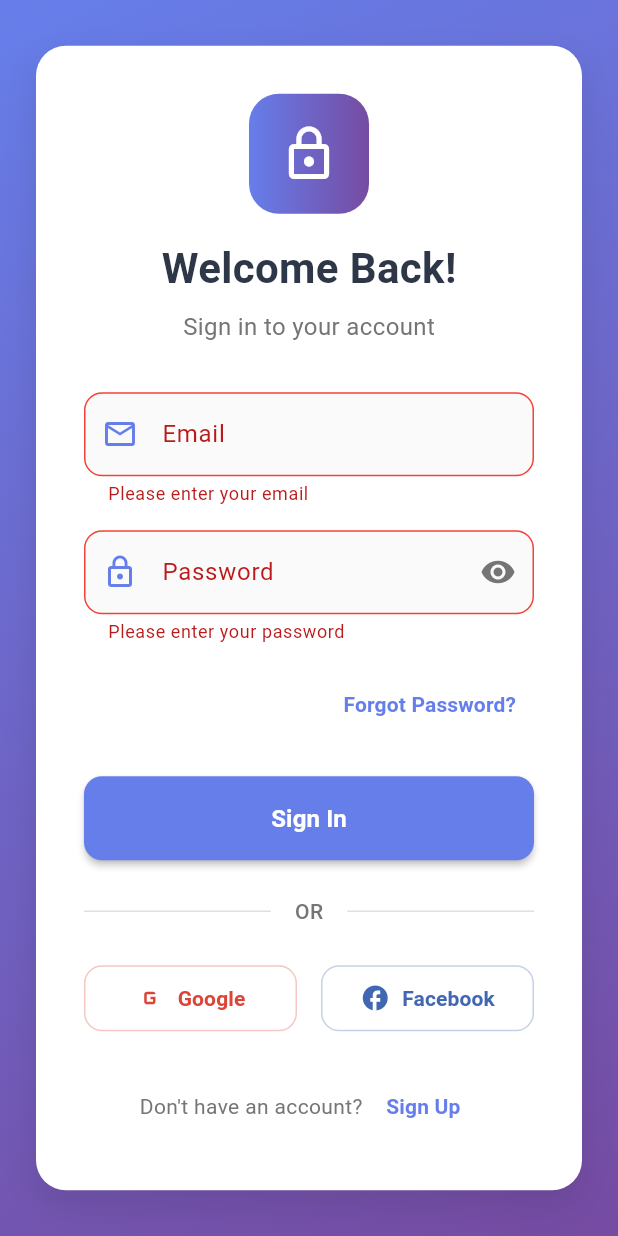
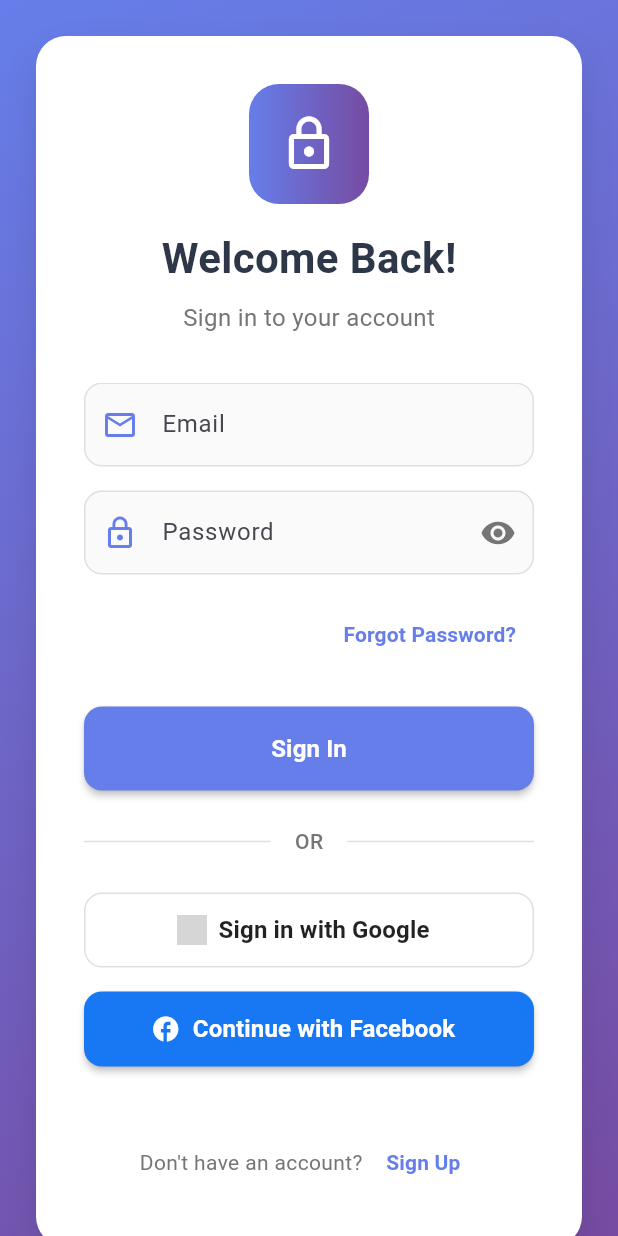
Before and after one commit to Muhit10/day_03_login_signup, a Flutter app: the screen it shows after launch, after a tap on "Sign In", on a phone screen of 412 x 824 dp. Run offline on Flutter 3.47's test engine with Material 3 defaults, Android fonts, the phone set to English and light mode, and no system bars; network calls fail; grey boxes are pictures that could not be loaded.

Commit message:
Clean Flutter Login/Signup UI Design - Removed Firebase and social login dependencies

```diff
--- a/lib/main.dart
+++ b/lib/main.dart
@@ -25,6 +25,8 @@ class MyApp extends StatelessWidget {
   }
 }
 
+
+
 class AuthScreen extends StatefulWidget {
   const AuthScreen({super.key});
 
@@ -35,7 +37,6 @@ class AuthScreen extends StatefulWidget {
 class _AuthScreenState extends State<AuthScreen>
     with TickerProviderStateMixin {
   bool isLogin = true;
-  bool isLoading = false;
   bool obscurePassword = true;
   bool obscureConfirmPassword = true;
 
@@ -98,29 +99,36 @@ class _AuthScreenState extends State<AuthScreen>
     _slideController.forward();
   }
 
-  Future<void> _submitForm() async {
+  void _submitForm() {
     if (!_formKey.currentState!.validate()) return;
 
-    setState(() {
-      isLoading = true;
-    });
-
-    // Simulate API call
-    await Future.delayed(const Duration(seconds: 2));
-
-    setState(() {
-      isLoading = false;
-    });
-
-    if (mounted) {
     ScaffoldMessenger.of(context).showSnackBar(
       SnackBar(
-          content: Text(isLogin ? 'Login Successful!' : 'Account Created!'),
+        content: Text(isLogin ? 'Login form submitted!' : 'Signup form submitted!'),
         backgroundColor: Colors.green,
         behavior: SnackBarBehavior.floating,
       ),
     );
   }
+
+  void _signInWithGoogle() {
+    ScaffoldMessenger.of(context).showSnackBar(
+      const SnackBar(
+        content: Text('Google Sign-In clicked!'),
+        backgroundColor: Colors.blue,
+        behavior: SnackBarBehavior.floating,
+      ),
+    );
+  }
+
+  void _signInWithFacebook() {
+    ScaffoldMessenger.of(context).showSnackBar(
+      const SnackBar(
+        content: Text('Facebook Sign-In clicked!'),
+        backgroundColor: Colors.blue,
+        behavior: SnackBarBehavior.floating,
+      ),
+    );
   }
 
   @override
@@ -247,12 +255,6 @@ class _AuthScreenState extends State<AuthScreen>
           icon: Icons.email_outlined,
           keyboardType: TextInputType.emailAddress,
           validator: (value) {
-            if (value == null || value.isEmpty) {
-              return 'Please enter your email';
-            }
-            if (!RegExp(r'^[\w-\.]+@([\w-]+\.)+[\w-]{2,4}$').hasMatch(value)) {
-              return 'Please enter a valid email';
-            }
             return null;
           },
         ),
@@ -274,12 +276,6 @@ class _AuthScreenState extends State<AuthScreen>
             },
           ),
           validator: (value) {
-            if (value == null || value.isEmpty) {
-              return 'Please enter your password';
-            }
-            if (value.length < 6) {
-              return 'Password must be at least 6 characters';
-            }
             return null;
           },
         ),
@@ -316,12 +312,6 @@ class _AuthScreenState extends State<AuthScreen>
           label: 'Full Name',
           icon: Icons.person_outline,
           validator: (value) {
-            if (value == null || value.isEmpty) {
-              return 'Please enter your name';
-            }
-            if (value.length < 2) {
-              return 'Name must be at least 2 characters';
-            }
             return null;
           },
         ),
@@ -386,12 +376,6 @@ class _AuthScreenState extends State<AuthScreen>
             },
           ),
           validator: (value) {
-            if (value == null || value.isEmpty) {
-              return 'Please confirm your password';
-            }
-            if (value != _passwordController.text) {
-              return 'Passwords do not match';
-            }
             return null;
           },
         ),
@@ -448,7 +432,7 @@ class _AuthScreenState extends State<AuthScreen>
       width: double.infinity,
       height: 56,
       child: ElevatedButton(
-        onPressed: isLoading ? null : _submitForm,
+        onPressed: _submitForm,
         style: ElevatedButton.styleFrom(
           backgroundColor: const Color(0xFF667EEA),
           foregroundColor: Colors.white,
@@ -457,16 +441,7 @@ class _AuthScreenState extends State<AuthScreen>
           ),
           elevation: 2,
         ),
-        child: isLoading
-            ? const SizedBox(
-                width: 24,
-                height: 24,
-                child: CircularProgressIndicator(
-                  color: Colors.white,
-                  strokeWidth: 2,
-                ),
-              )
-            : Text(
+        child: Text(
           isLogin ? 'Sign In' : 'Create Account',
           style: const TextStyle(
             fontSize: 16,
@@ -497,39 +472,73 @@ class _AuthScreenState extends State<AuthScreen>
   }
 
   Widget _buildSocialButtons() {
-    return Row(
+    return Column(
       children: [
-        Expanded(
-          child: _buildSocialButton(
-            icon: Icons.g_mobiledata,
-            label: 'Google',
-            color: const Color(0xFFDB4437),
-            onPressed: () {
-              ScaffoldMessenger.of(context).showSnackBar(
-                const SnackBar(
-                  content: Text('Google login coming soon!'),
-                  behavior: SnackBarBehavior.floating,
-                ),
-              );
-            },
+        // Google Sign-In Button
+        SizedBox(
+          width: double.infinity,
+          height: 50,
+          child: OutlinedButton.icon(
+            onPressed: _signInWithGoogle,
+            icon: Container(
+              width: 20,
+              height: 20,
+              decoration: const BoxDecoration(
+                image: DecorationImage(
+                  image: NetworkImage('https://developers.google.com/identity/images/g-logo.png'),
+                  fit: BoxFit.contain,
                 ),
               ),
-        const SizedBox(width: 16),
-        Expanded(
-          child: _buildSocialButton(
-            icon: Icons.facebook,
-            label: 'Facebook',
-            color: const Color(0xFF4267B2),
-            onPressed: () {
-              ScaffoldMessenger.of(context).showSnackBar(
-                const SnackBar(
-                  content: Text('Facebook login coming soon!'),
-                  behavior: SnackBarBehavior.floating,
             ),
-              );
-            },
+            label: const Text(
+              'Sign in with Google',
+              style: TextStyle(
+                fontSize: 16,
+                fontWeight: FontWeight.w600,
+                color: Colors.black87,
               ),
             ),
+            style: OutlinedButton.styleFrom(
+              backgroundColor: Colors.white,
+              side: BorderSide(color: Colors.grey[300]!),
+              shape: RoundedRectangleBorder(
+                borderRadius: BorderRadius.circular(12),
+              ),
+              elevation: 2,
+            ),
+          ),
+        ),
+        const SizedBox(height: 16),
+
+        // Facebook Login Button
+        SizedBox(
+          width: double.infinity,
+          height: 50,
+          child: ElevatedButton.icon(
+            onPressed: _signInWithFacebook,
+            icon: const Icon(
+              Icons.facebook,
+              color: Colors.white,
+              size: 20,
+            ),
+            label: const Text(
+              'Continue with Facebook',
+              style: TextStyle(
+                fontSize: 16,
+                fontWeight: FontWeight.w600,
+                color: Colors.white,
+              ),
+            ),
+            style: ElevatedButton.styleFrom(
+              backgroundColor: const Color(0xFF1877F2),
+              shape: RoundedRectangleBorder(
+                borderRadius: BorderRadius.circular(12),
+              ),
+              elevation: 2,
+            ),
+          ),
+        ),
+        const SizedBox(height: 16),
       ],
     );
   }
--- a/pubspec.yaml
+++ b/pubspec.yaml
@@ -34,10 +34,7 @@ dependencies:
   # The following adds the Cupertino Icons font to your application.
   # Use with the CupertinoIcons class for iOS style icons.
   cupertino_icons: ^1.0.8
-  easy_social_login:
-    git:
-      url: https://github.com/Muhit10/easy_social_login
-      ref: main
+
 
 dev_dependencies:
   flutter_test:
```
Also changed, not shown: analysis_options.yaml (deleted, +0 -28 lines), pubspec.lock, 73 other files. Lines whose indentation alone changed are shown as unchanged.
